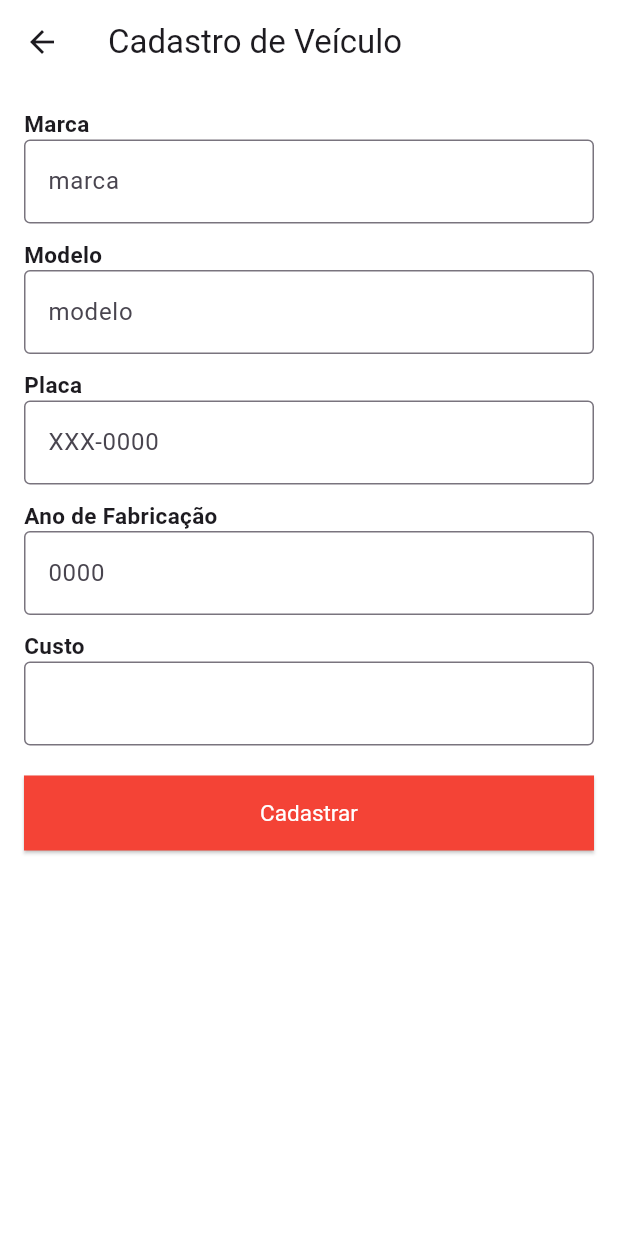
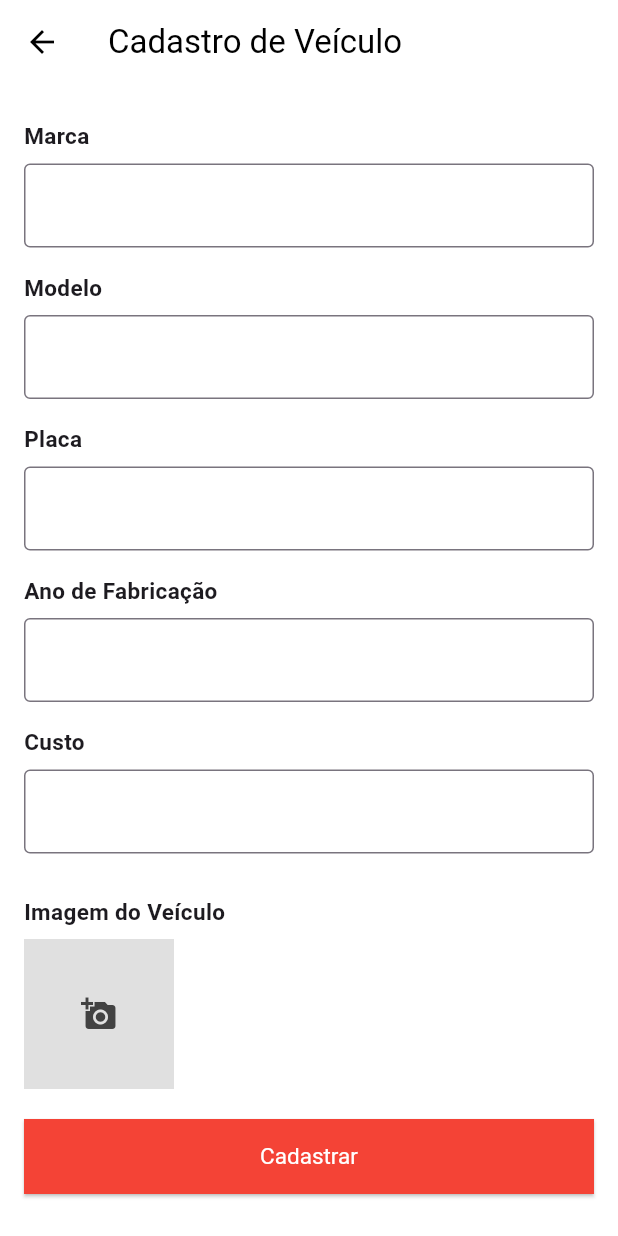
Before and after one commit to Leticia-LC/Desafio-Final, a Flutter app: the VeiculosScreen screen opened directly, after a tap on the "add" icon, on a phone screen of 412 x 824 dp. Run offline on Flutter 3.47's test engine with Material 3 defaults, Android fonts, the light colour scheme and no system bars; our stand-ins replace image_picker, mask_text_input_formatter, shared_preferences, sqflite; accounts and stored records are empty.

Commit message:
cadastro de imagem de veículo, alterações no banco de dados e em Veículo

```diff
--- a/desafio_final/lib/Model/Veiculo.dart
+++ b/desafio_final/lib/Model/Veiculo.dart
@@ -4,6 +4,7 @@ class Veiculo {
   String placa;
   int anoFabricacao;
   int custo;
+  String? imagemPath;
 
   Veiculo({
     required this.marca,
@@ -11,25 +12,24 @@ class Veiculo {
     required this.placa,
     required this.anoFabricacao,
     required this.custo,
+    required this.imagemPath,
   });
 
-  Map<String, dynamic> toMap() {
-    return {
-      'marca': marca,
-      'modelo': modelo,
-      'placa': placa,
-      'anoFabricacao': anoFabricacao,
-      'custo': custo,
-    };
-  }
+  factory Veiculo.fromMap(Map<String, dynamic> json) => Veiculo(
+    marca: json["marca"],
+    modelo: json["modelo"],
+    placa: json["placa"],
+    anoFabricacao: json["anoFabricacao"],
+    custo: json["custo"],
+    imagemPath: json["imagemPath"],
+  );
 
-  factory Veiculo.fromMap(Map<String, dynamic> map) {
-    return Veiculo(
-      marca: map['marca'],
-      modelo: map['modelo'],
-      placa: map['placa'],
-      anoFabricacao: map['anoFabricacao'],
-      custo: map['custo'],
-    );
-  }
+  Map<String, dynamic> toMap() => {
+    "marca": marca,
+    "modelo": modelo,
+    "placa": placa,
+    "anoFabricacao": anoFabricacao,
+    "custo": custo,
+    "imagemPath": imagemPath,
+  };
 }
--- a/desafio_final/lib/View/Cadastro_veiculos.dart
+++ b/desafio_final/lib/View/Cadastro_veiculos.dart
@@ -1,5 +1,7 @@
 import 'package:flutter/material.dart';
 import 'package:mask_text_input_formatter/mask_text_input_formatter.dart';
+import 'package:image_picker/image_picker.dart';
+import 'dart:io';
 import '../Model/Database.dart';
 import '../Model/Veiculo.dart';
 
@@ -17,6 +19,16 @@ class _CadastroVeiculosScreenState extends State<CadastroVeiculosScreen> {
   late TextEditingController _placaController;
   late TextEditingController _anoFabricacaoController;
   late TextEditingController _custoController;
+  File? _image;
+
+  var placaMaskFormatter = MaskTextInputFormatter(
+    mask: 'AAA-####',
+    filter: {
+      "#": RegExp(r'[0-9]'),
+      "A": RegExp(r'[A-Za-z]')
+    },
+    type: MaskAutoCompletionType.lazy,
+  );
 
   @override
   void initState() {
@@ -38,14 +50,25 @@ class _CadastroVeiculosScreenState extends State<CadastroVeiculosScreen> {
     super.dispose();
   }
 
+  Future<void> _pickImage() async {
+    final pickedFile = await ImagePicker().pickImage(source: ImageSource.gallery);
+
+    setState(() {
+      if (pickedFile != null) {
+        _image = File(pickedFile.path);
+      }
+    });
+  }
+
   void _saveVeiculo() async {
-    if (_formKey.currentState!.validate()) {
+    if (_formKey.currentState!.validate() && _image != null) {
       Veiculo veiculo = Veiculo(
         marca: _marcaController.text,
         modelo: _modeloController.text,
         placa: _placaController.text,
         anoFabricacao: int.parse(_anoFabricacaoController.text),
         custo: int.parse(_custoController.text),
+        imagemPath: _image!.path,
       );
 
       await _dbHelper.saveVeiculo(veiculo);
@@ -54,8 +77,48 @@ class _CadastroVeiculosScreenState extends State<CadastroVeiculosScreen> {
         SnackBar(content: Text('Veículo cadastrado com sucesso!')),
       );
 
-      Navigator.pop(context);
+      Navigator.pop(context, true);
+    } else {
+      ScaffoldMessenger.of(context).showSnackBar(
+        SnackBar(content: Text('Por favor, preencha todos os campos!')),
+      );
     }
+  }
+
+
+  Widget _buildTextField(String label, TextEditingController controller,
+      {String? hintText, bool isNumeric = false, bool isMasked = false, MaskTextInputFormatter? maskFormatter}) {
+    return Container(
+      margin: const EdgeInsets.symmetric(vertical: 8.0),
+      child: Column(
+        crossAxisAlignment: CrossAxisAlignment.start,
+        children: [
+          Text(
+            label,
+            style: TextStyle(
+              fontWeight: FontWeight.bold,
+              fontSize: 15,
+            ),
+          ),
+          SizedBox(height: 8.0),
+          TextFormField(
+            controller: controller,
+            decoration: InputDecoration(
+              hintText: hintText,
+              border: OutlineInputBorder(),
+            ),
+            keyboardType: isNumeric ? TextInputType.number : TextInputType.text,
+            validator: (value) {
+              if (value == null || value.isEmpty) {
+                return 'Por favor, insira $label';
+              }
+              return null;
+            },
+            inputFormatters: isMasked ? [maskFormatter!] : [],
+          ),
+        ],
+      ),
+    );
   }
 
   @override
@@ -64,7 +127,8 @@ class _CadastroVeiculosScreenState extends State<CadastroVeiculosScreen> {
       backgroundColor: Colors.white,
       appBar: AppBar(
         backgroundColor: Colors.white,
-        title: Text('Cadastro de Veículo'),
+        iconTheme: IconThemeData(color: Colors.black),
+        title: Text('Cadastro de Veículo', style: TextStyle(color: Colors.black)),
       ),
       body: SingleChildScrollView(
         child: Padding(
@@ -74,116 +138,37 @@ class _CadastroVeiculosScreenState extends State<CadastroVeiculosScreen> {
             child: Column(
               crossAxisAlignment: CrossAxisAlignment.start,
               children: [
+                _buildTextField('Marca', _marcaController),
+                _buildTextField('Modelo', _modeloController),
+                _buildTextField('Placa', _placaController,
+                    isMasked: true, maskFormatter: placaMaskFormatter),
+                _buildTextField('Ano de Fabricação', _anoFabricacaoController,
+                    isNumeric: true, isMasked: true, maskFormatter: MaskTextInputFormatter(mask: '####')),
+                _buildTextField('Custo', _custoController, isNumeric: true),
+                SizedBox(height: 20),
                 Text(
-                  'Marca',
-                  style: TextStyle(
-                    fontWeight: FontWeight.bold,
-                    fontSize: 15,
+                  'Imagem do Veículo',
+                  style: TextStyle(fontWeight: FontWeight.bold, fontSize: 15),
+                ),
+                SizedBox(height: 8),
+                GestureDetector(
+                  onTap: _pickImage,
+                  child: _image != null
+                      ? Image.file(
+                    _image!,
+                    width: 100,
+                    height: 100,
+                    fit: BoxFit.cover,
+                  )
+                      : Container(
+                    width: 100,
+                    height: 100,
+                    color: Colors.grey[300],
+                    child: Icon(
+                      Icons.add_a_photo,
+                      color: Colors.grey[800],
+                    ),
                   ),
-                ),
-                TextFormField(
-                  controller: _marcaController,
-                  decoration: InputDecoration(
-                    hintText: "marca",
-                    border: OutlineInputBorder(),
-                  ),
-                  validator: (value) {
-                    if (value == null || value.isEmpty) {
-                      return 'Por favor, insira a marca do veículo';
-                    }
-                    return null;
-                  },
-                ),
-                SizedBox(height: 10),
-                Text(
-                  'Modelo',
-                  style: TextStyle(
-                    fontWeight: FontWeight.bold,
-                    fontSize: 15,
-                  ),
-                ),
-                TextFormField(
-                  controller: _modeloController,
-                  decoration: InputDecoration(
-                    hintText: "modelo",
-                    border: OutlineInputBorder(),
-                  ),
-                  validator: (value) {
-                    if (value == null || value.isEmpty) {
-                      return 'Por favor, insira o modelo do veículo';
-                    }
-                    return null;
-                  },
-                ),
-                SizedBox(height: 10),
-                Text(
-                  'Placa',
-                  style: TextStyle(
-                    fontWeight: FontWeight.bold,
-                    fontSize: 15,
-                  ),
-                ),
-                TextFormField(
-                  controller: _placaController,
-                  decoration: InputDecoration(
-                    hintText: "XXX-0000",
-                    border: OutlineInputBorder(),
-                  ),
-                  validator: (value) {
-                    if (value == null || value.isEmpty) {
-                      return 'Por favor, insira a placa do veículo';
-                    }
-                    return null;
-                  },
-                  inputFormatters: [
-                    MaskTextInputFormatter(mask: '###-####'),
-                  ],
-                ),
-                SizedBox(height: 10),
-                Text(
-                  'Ano de Fabricação',
-                  style: TextStyle(
-                    fontWeight: FontWeight.bold,
-                    fontSize: 15,
-                  ),
-                ),
-                TextFormField(
-                  controller: _anoFabricacaoController,
-                  decoration: InputDecoration(
-                    hintText: "0000",
-                    border: OutlineInputBorder(),
-                  ),
-                  keyboardType: TextInputType.number,
-                  validator: (value) {
-                    if (value == null || value.isEmpty) {
-                      return 'Por favor, insira o ano de fabricação do veículo';
-                    }
-                    return null;
-                  },
-                  inputFormatters: [
-                    MaskTextInputFormatter(mask: '####'),
-                  ],
-                ),
-                SizedBox(height: 10),
-                Text(
-                  'Custo',
-                  style: TextStyle(
-                    fontWeight: FontWeight.bold,
-                    fontSize: 15,
-                  ),
-                ),
-                TextFormField(
-                  controller: _custoController,
-                  decoration: InputDecoration(
-                    border: OutlineInputBorder(),
-                  ),
-                  keyboardType: TextInputType.number,
-                  validator: (value) {
-                    if (value == null || value.isEmpty) {
-                      return 'Por favor, insira o custo do veículo';
-                    }
-                    return null;
-                  },
                 ),
                 SizedBox(height: 20),
                 SizedBox(
--- a/desafio_final/lib/View/Login.dart
+++ b/desafio_final/lib/View/Login.dart
@@ -1,5 +1,4 @@
 import 'package:flutter/material.dart';
-import 'package:mask_text_input_formatter/mask_text_input_formatter.dart';
 import '../Model/Database.dart';
 import '../Model/Usuario.dart';
 import 'Menu.dart';
--- a/desafio_final/lib/View/Veiculos.dart
+++ b/desafio_final/lib/View/Veiculos.dart
@@ -1,7 +1,26 @@
+import 'dart:io';
 import 'package:flutter/material.dart';
+import '../Model/Database.dart';
+import '../Model/Veiculo.dart';
 import 'Cadastro_veiculos.dart';
 
-class VeiculosScreen extends StatelessWidget {
+class VeiculosScreen extends StatefulWidget {
+  @override
+  _VeiculosScreenState createState() => _VeiculosScreenState();
+}
+
+class _VeiculosScreenState extends State<VeiculosScreen> {
+  final DatabaseHelper _dbHelper = DatabaseHelper();
+
+  Future<List<Veiculo>> _fetchVeiculos() async {
+    return await _dbHelper.getVeiculos();
+  }
+
+  void _deleteVeiculo(String placa) async {
+    await _dbHelper.deleteVeiculo(placa);
+    setState(() {});
+  }
+
   @override
   Widget build(BuildContext context) {
     return Scaffold(
@@ -11,32 +30,114 @@ class VeiculosScreen extends StatelessWidget {
         iconTheme: IconThemeData(color: Colors.black),
         title: Text('Veículos', style: TextStyle(color: Colors.black)),
       ),
-      body: Stack(
+      body: FutureBuilder<List<Veiculo>>(
+        future: _fetchVeiculos(),
+        builder: (context, snapshot) {
+          if (snapshot.connectionState == ConnectionState.waiting) {
+            return Center(child: CircularProgressIndicator());
+          } else if (snapshot.hasError) {
+            return Center(child: Text('Erro ao carregar os veículos'));
+          } else if (!snapshot.hasData || snapshot.data!.isEmpty) {
+            return Center(child: Text('Nenhum veículo cadastrado'));
+          } else {
+            return ListView.builder(
+              padding: const EdgeInsets.all(16.0),
+              itemCount: snapshot.data!.length,
+              itemBuilder: (context, index) {
+                final veiculo = snapshot.data![index];
+                return Container(
+                  margin: const EdgeInsets.symmetric(vertical: 8.0),
+                  padding: const EdgeInsets.all(16.0),
+                  decoration: BoxDecoration(
+                    color: Colors.grey[200],
+                    borderRadius: BorderRadius.circular(8.0),
+                  ),
+                  child: Row(
+                    crossAxisAlignment: CrossAxisAlignment.start,
                     children: [
-          Center(
-            child: Text('Listagem de Veículos'),
+                      Container(
+                        width: 100,
+                        height: 100,
+                        color: Colors.grey[300],
+                        child: veiculo.imagemPath != null
+                            ? Image.file(
+                          File(veiculo.imagemPath!),
+                          width: 100,
+                          height: 100,
+                          fit: BoxFit.cover,
+                        )
+                            : Icon(Icons.image, size: 50, color: Colors.grey),
                       ),
-          Positioned(
-            bottom: 60,
-            right: 30,
-            child: Container(
-              width: 70,
-              height: 70,
-              child: FloatingActionButton(
-                heroTag: null,
+                      SizedBox(width: 16.0),
+                      Expanded(
+                        child: Column(
+                          crossAxisAlignment: CrossAxisAlignment.start,
+                          children: [
+                            Text(
+                              'Marca: ${veiculo.marca}',
+                              style: TextStyle(fontSize: 16, fontWeight: FontWeight.bold),
+                            ),
+                            SizedBox(height: 8.0),
+                            Text('Modelo: ${veiculo.modelo}'),
+                            SizedBox(height: 8.0),
+                            Text('Placa: ${veiculo.placa}'),
+                            SizedBox(height: 8.0),
+                            Text('Ano de Fabricação: ${veiculo.anoFabricacao}'),
+                            SizedBox(height: 8.0),
+                            Text('Custo: ${veiculo.custo}'),
+                          ],
+                        ),
+                      ),
+                      IconButton(
+                        icon: Icon(Icons.delete, color: Colors.red),
                         onPressed: () {
-                  Navigator.push(
+                          showDialog(
+                            context: context,
+                            builder: (BuildContext context) {
+                              return AlertDialog(
+                                title: Text('Deseja deletar veículo?'),
+                                content: Text('Tem certeza que deseja deletar o veículo de placa ${veiculo.placa}?'),
+                                actions: [
+                                  TextButton(
+                                    child: Text('Não'),
+                                    onPressed: () {
+                                      Navigator.of(context).pop();
+                                    },
+                                  ),
+                                  TextButton(
+                                    child: Text('Sim'),
+                                    onPressed: () {
+                                      _deleteVeiculo(veiculo.placa);
+                                      Navigator.of(context).pop();
+                                    },
+                                  ),
+                                ],
+                              );
+                            },
+                          );
+                        },
+                      ),
+                    ],
+                  ),
+                );
+              },
+            );
+          }
+        },
+      ),
+      floatingActionButton: FloatingActionButton(
+        onPressed: () async {
+          bool? veiculoCadastrado = await Navigator.push(
             context,
             MaterialPageRoute(builder: (context) => CadastroVeiculosScreen()),
           );
+          if (veiculoCadastrado == true) {
+            setState(() {});
+          }
         },
         backgroundColor: Colors.red,
         child: Icon(Icons.add, color: Colors.white),
       ),
-            ),
-          ),
-        ],
-      ),
     );
   }
 }
--- a/desafio_final/pubspec.yaml
+++ b/desafio_final/pubspec.yaml
@@ -34,7 +34,7 @@ dependencies:
   provider: ^6.1.2
 
 
-  image_picker:
+  image_picker: ^1.1.2
   path_provider:
   # The following adds the Cupertino Icons font to your application.
   # Use with the CupertinoIcons class for iOS style icons.
```
Also changed, not shown: desafio_final/lib/Model/Database.dart (+24 -20 lines), desafio_final/pubspec.lock. Lines whose indentation alone changed are shown as unchanged.
